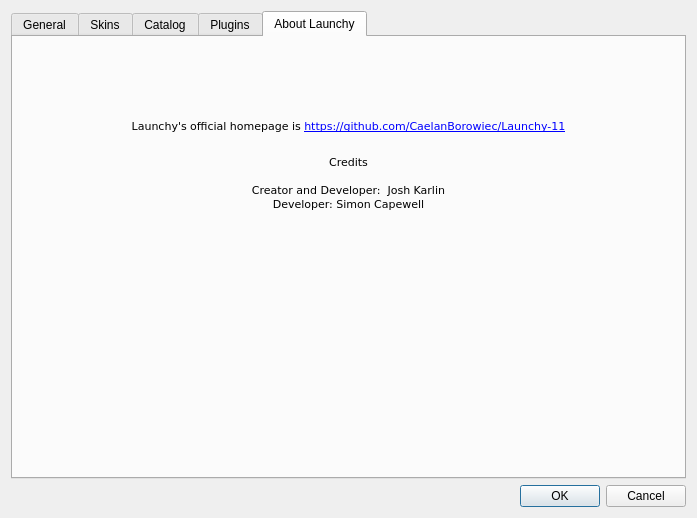
Above: Launchy11/src/options.ui from CaelanBorowiec/Launchy-Remastered before the change. Below: the same form after it.
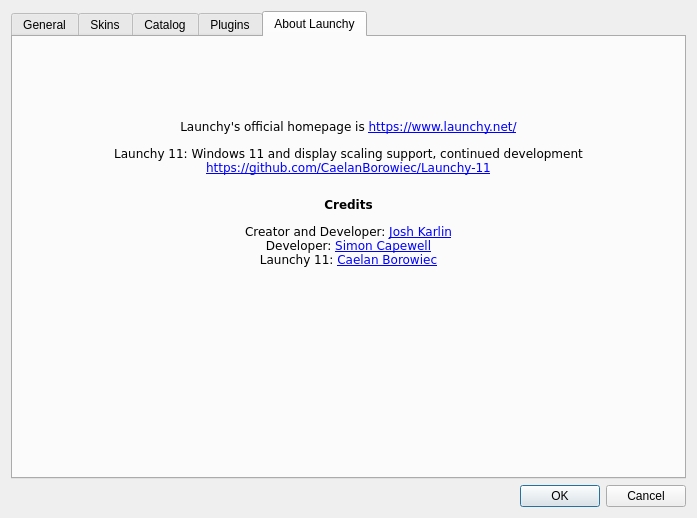
That is the form after the change. Icons and pictures are not drawn. Custom widgets are drawn as their Qt base class.

Commit message:
feat(win): follow dark mode on Windows 10 and refresh About page
Use the Fusion style on Windows 10 while the system theme is dark, switching back to the native style when it changes. Restore launchy.net as the homepage, add a Launchy 11 line and linked credits, and drop hard-coded link colours so links stay readable in dark mode.

```diff
--- a/Launchy11/src/options.ui
+++ b/Launchy11/src/options.ui
@@ -1072,10 +1072,8 @@
             </font>
            </property>
            <property name="text">
-            <string>&lt;html&gt;&lt;head&gt;&lt;meta name=&quot;qrichtext&quot; content=&quot;1&quot; /&gt;&lt;style type=&quot;text/css&quot;&gt;
-p, li { white-space: pre-wrap; }
-&lt;/style&gt;&lt;/head&gt;&lt;body style=&quot; font-family:'Verdana'; font-size:8.25pt; font-weight:400; font-style:normal;&quot;&gt;
-&lt;p style=&quot; margin-top:0px; margin-bottom:0px; margin-left:0px; margin-right:0px; -qt-block-indent:0; text-indent:0px; font-size:8pt;&quot;&gt;Launchy's official homepage is &lt;a href=&quot;https://github.com/CaelanBorowiec/Launchy-11&quot;&gt;&lt;span style=&quot; text-decoration: underline; color:#0000ff;&quot;&gt;https://github.com/CaelanBorowiec/Launchy-11&lt;/span&gt;&lt;/a&gt;&lt;/p&gt;&lt;/body&gt;&lt;/html&gt;</string>
+            <string>&lt;p&gt;Launchy's official homepage is &lt;a href=&quot;https://www.launchy.net/&quot;&gt;https://www.launchy.net/&lt;/a&gt;&lt;/p&gt;
+&lt;p&gt;Launchy 11: Windows 11 and display scaling support, continued development&lt;br&gt;&lt;a href=&quot;https://github.com/CaelanBorowiec/Launchy-11&quot;&gt;https://github.com/CaelanBorowiec/Launchy-11&lt;/a&gt;&lt;/p&gt;</string>
            </property>
            <property name="textFormat">
             <enum>Qt::RichText</enum>
@@ -1111,14 +1109,11 @@
             </font>
            </property>
            <property name="text">
-            <string>&lt;!DOCTYPE HTML PUBLIC &quot;-//W3C//DTD HTML 4.0//EN&quot; &quot;http://www.w3.org/TR/REC-html40/strict.dtd&quot;&gt;
-&lt;html&gt;&lt;head&gt;&lt;meta name=&quot;qrichtext&quot; content=&quot;1&quot; /&gt;&lt;style type=&quot;text/css&quot;&gt;
-p, li { white-space: pre-wrap; }
-&lt;/style&gt;&lt;/head&gt;&lt;body style=&quot; font-family:'Verdana'; font-size:8.25pt; font-weight:400; font-style:normal;&quot;&gt;
-&lt;p align=&quot;center&quot; style=&quot; margin-top:0px; margin-bottom:0px; margin-left:0px; margin-right:0px; -qt-block-indent:0; text-indent:0px;&quot;&gt;&lt;span style=&quot; font-size:8pt;&quot;&gt;Credits&lt;/span&gt;&lt;/p&gt;
-&lt;p align=&quot;center&quot; style=&quot;-qt-paragraph-type:empty; margin-top:0px; margin-bottom:0px; margin-left:0px; margin-right:0px; -qt-block-indent:0; text-indent:0px; font-size:8pt;&quot;&gt;&lt;/p&gt;
-&lt;p style=&quot; margin-top:0px; margin-bottom:0px; margin-left:0px; margin-right:0px; -qt-block-indent:0; text-indent:0px;&quot;&gt;&lt;span style=&quot; font-size:8pt;&quot;&gt;Creator and Developer:  Josh Karlin&lt;/span&gt;&lt;/p&gt;
-&lt;p style=&quot; margin-top:0px; margin-bottom:0px; margin-left:0px; margin-right:0px; -qt-block-indent:0; text-indent:0px;&quot;&gt;&lt;span style=&quot; font-size:8pt;&quot;&gt;Developer: Simon Capewell&lt;/span&gt;&lt;/p&gt;&lt;/body&gt;&lt;/html&gt;</string>
+            <string>&lt;p align=&quot;center&quot;&gt;&lt;b&gt;Credits&lt;/b&gt;&lt;/p&gt;
+&lt;p align=&quot;center&quot;&gt;Creator and Developer: &lt;a href=&quot;https://www.launchy.net/&quot;&gt;Josh Karlin&lt;/a&gt;&lt;br&gt;Developer: &lt;a href=&quot;https://sourceforge.net/projects/launchy/&quot;&gt;Simon Capewell&lt;/a&gt;&lt;br&gt;Launchy 11: &lt;a href=&quot;https://github.com/CaelanBorowiec/Launchy-11&quot;&gt;Caelan Borowiec&lt;/a&gt;&lt;/p&gt;</string>
+           </property>
+           <property name="textFormat">
+            <enum>Qt::RichText</enum>
            </property>
            <property name="alignment">
             <set>Qt::AlignCenter</set>
```
The commit also changes 1 other file.
